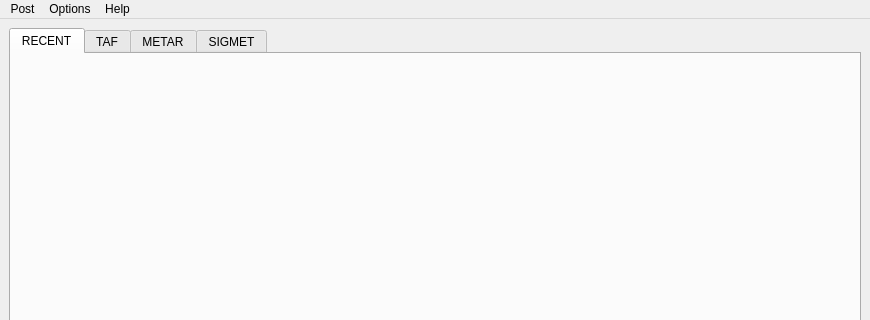
The window that tafor/components/ui/main.ui (up1and/tafor) describes before a commit, drawn with Qt 5; both pictures show x 0 to 870 and y 0 to 320 of the 870 by 650 pixel window.
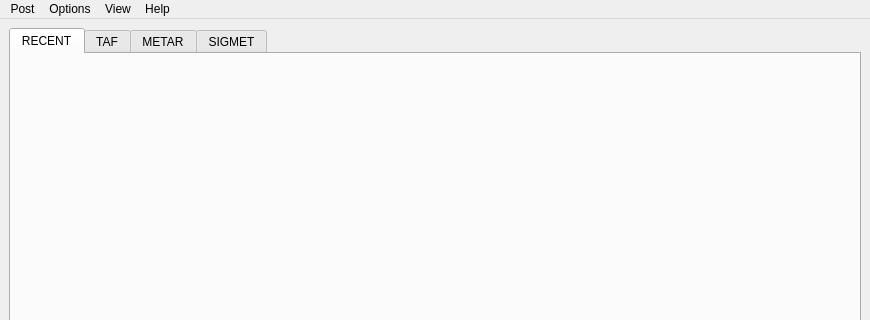
The same window after the commit.

Patch:
```diff
--- a/tafor/components/ui/main.ui
+++ b/tafor/components/ui/main.ui
@@ -235,8 +235,16 @@
     <addaction name="separator"/>
     <addaction name="aboutAction"/>
    </widget>
+   <widget class="QMenu" name="viewMenu">
+    <property name="title">
+     <string>View</string>
+    </property>
+    <addaction name="previousPageAction"/>
+    <addaction name="nextPageAction"/>
+   </widget>
    <addaction name="postMenu"/>
    <addaction name="settingMenu"/>
+   <addaction name="viewMenu"/>
    <addaction name="helpMenu"/>
   </widget>
   <widget class="QStatusBar" name="statusBar"/>
```
Left out of the diff: 16 changed lines with no effect on the pictures.
